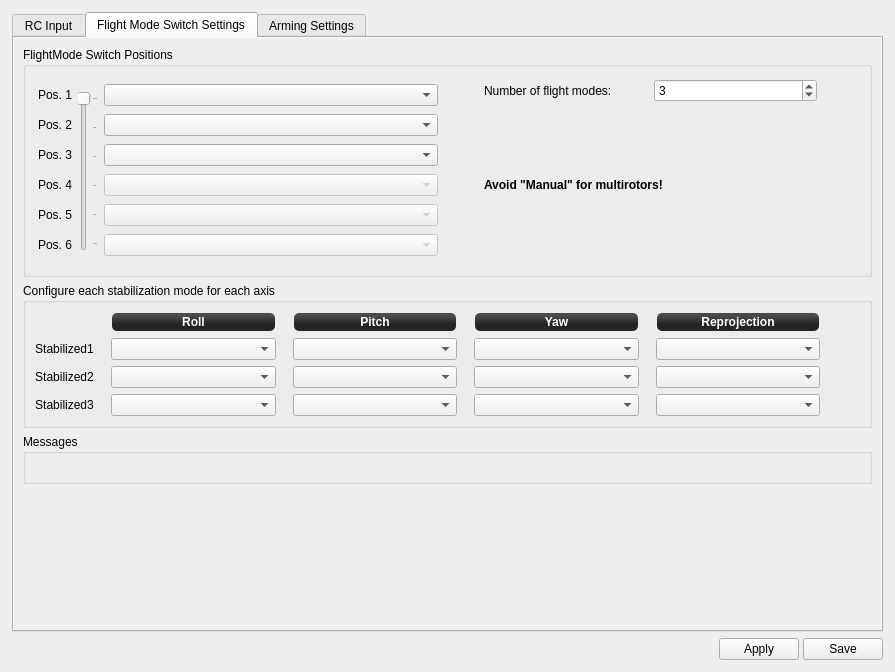
First picture: the form in ground/gcs/src/plugins/config/input.ui, repository d-ronin/dRonin, before the edit.
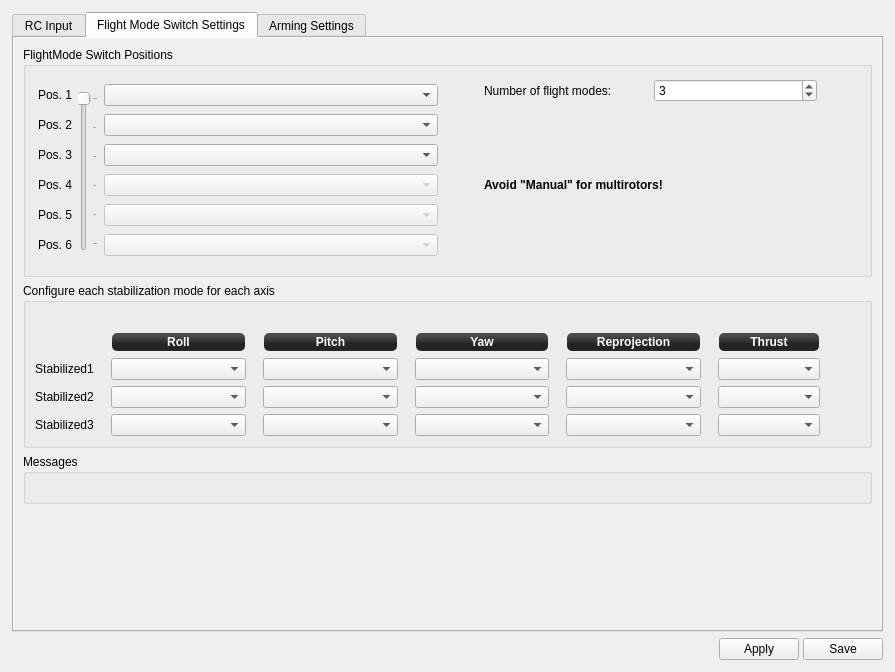
Second picture: the form after the edit. The open tabs and pages were chosen to show the change. Icons and pictures are not drawn.

Commit message: gcs: input: add stab bank thrust mode option

```diff
--- a/ground/gcs/src/plugins/config/input.ui
+++ b/ground/gcs/src/plugins/config/input.ui
@@ -929,14 +929,62 @@
              <property name="title">
               <string>Configure each stabilization mode for each axis</string>
              </property>
-             <layout class="QGridLayout" name="gridLayout_2" columnstretch="0,0,1,0,1,0,1,0,1,0">
+             <layout class="QGridLayout" name="gridLayout_2" columnstretch="0,0,1,0,1,0,1,0,1,0,0,0">
               <property name="leftMargin">
                <number>9</number>
               </property>
               <property name="horizontalSpacing">
                <number>12</number>
               </property>
-              <item row="2" column="8">
+              <item row="3" column="9">
+               <spacer name="horizontalSpacer_25">
+                <property name="orientation">
+                 <enum>Qt::Horizontal</enum>
+                </property>
+                <property name="sizeHint" stdset="0">
+                 <size>
+                  <width>5</width>
+                  <height>20</height>
+                 </size>
+                </property>
+               </spacer>
+              </item>
+              <item row="1" column="10">
+               <widget class="QLabel" name="label_12">
+                <property name="sizePolicy">
+                 <sizepolicy hsizetype="Preferred" vsizetype="Preferred">
+                  <horstretch>0</horstretch>
+                  <verstretch>0</verstretch>
+                 </sizepolicy>
+                </property>
+                <property name="minimumSize">
+                 <size>
+                  <width>0</width>
+                  <height>20</height>
+                 </size>
+                </property>
+                <property name="maximumSize">
+                 <size>
+                  <width>16777215</width>
+                  <height>20</height>
+                 </size>
+                </property>
+                <property name="styleSheet">
+                 <string notr="true">background-color: qlineargradient(spread:reflect, x1:0.507, y1:0, x2:0.507, y2:0.772, stop:0.208955 rgba(74, 74, 74, 255), stop:0.78607 rgba(36, 36, 36, 255));
+color: rgb(255, 255, 255);
+border-radius: 5;
+font: bold 12px;
+margin:1px;</string>
+                </property>
+                <property name="text">
+                 <string>Thrust</string>
+                </property>
+                <property name="alignment">
+                 <set>Qt::AlignCenter</set>
+                </property>
+               </widget>
+              </item>
+              <item row="3" column="8">
                <widget class="QComboBox" name="fmsSsPos2Rep">
                 <property name="sizePolicy">
                  <sizepolicy hsizetype="Preferred" vsizetype="Fixed">
@@ -961,7 +1009,7 @@
                 </property>
                </widget>
               </item>
-              <item row="2" column="1">
+              <item row="3" column="1">
                <spacer name="horizontalSpacer_11">
                 <property name="orientation">
                  <enum>Qt::Horizontal</enum>
@@ -977,7 +1025,7 @@
                 </property>
                </spacer>
               </item>
-              <item row="3" column="2">
+              <item row="4" column="2">
                <widget class="QComboBox" name="fmsSsPos3Roll">
                 <property name="focusPolicy">
                  <enum>Qt::StrongFocus</enum>
@@ -991,7 +1039,7 @@
                 </property>
                </widget>
               </item>
-              <item row="0" column="6">
+              <item row="1" column="6">
                <widget class="QLabel" name="label_10">
                 <property name="minimumSize">
                  <size>
@@ -1020,7 +1068,7 @@
                 </property>
                </widget>
               </item>
-              <item row="2" column="3">
+              <item row="3" column="3">
                <spacer name="horizontalSpacer_12">
                 <property name="orientation">
                  <enum>Qt::Horizontal</enum>
@@ -1033,7 +1081,7 @@
                 </property>
                </spacer>
               </item>
-              <item row="1" column="0">
+              <item row="2" column="0">
                <widget class="QLabel" name="label_14">
                 <property name="text">
                  <string>Stabilized1</string>
@@ -1043,7 +1091,7 @@
                 </property>
                </widget>
               </item>
-              <item row="2" column="5">
+              <item row="3" column="5">
                <spacer name="horizontalSpacer_13">
                 <property name="orientation">
                  <enum>Qt::Horizontal</enum>
@@ -1056,7 +1104,7 @@
                 </property>
                </spacer>
               </item>
-              <item row="3" column="6">
+              <item row="4" column="6">
                <widget class="QComboBox" name="fmsSsPos3Yaw">
                 <property name="focusPolicy">
                  <enum>Qt::StrongFocus</enum>
@@ -1070,7 +1118,7 @@
                 </property>
                </widget>
               </item>
-              <item row="2" column="0">
+              <item row="3" column="0">
                <widget class="QLabel" name="label_21">
                 <property name="text">
                  <string>Stabilized2</string>
@@ -1080,7 +1128,7 @@
                 </property>
                </widget>
               </item>
-              <item row="3" column="4">
+              <item row="4" column="4">
                <widget class="QComboBox" name="fmsSsPos3Pitch">
                 <property name="focusPolicy">
                  <enum>Qt::StrongFocus</enum>
@@ -1094,7 +1142,7 @@
                 </property>
                </widget>
               </item>
-              <item row="2" column="6">
+              <item row="3" column="6">
                <widget class="QComboBox" name="fmsSsPos2Yaw">
                 <property name="focusPolicy">
                  <enum>Qt::StrongFocus</enum>
@@ -1108,7 +1156,7 @@
                 </property>
                </widget>
               </item>
-              <item row="0" column="4">
+              <item row="1" column="4">
                <widget class="QLabel" name="label_9">
                 <property name="minimumSize">
                  <size>
@@ -1137,7 +1185,7 @@
                 </property>
                </widget>
               </item>
-              <item row="0" column="2">
+              <item row="1" column="2">
                <widget class="QLabel" name="label_8">
                 <property name="minimumSize">
                  <size>
@@ -1166,7 +1214,7 @@
                 </property>
                </widget>
               </item>
-              <item row="2" column="4">
+              <item row="3" column="4">
                <widget class="QComboBox" name="fmsSsPos2Pitch">
                 <property name="focusPolicy">
                  <enum>Qt::StrongFocus</enum>
@@ -1180,7 +1228,7 @@
                 </property>
                </widget>
               </item>
-              <item row="1" column="6">
+              <item row="2" column="6">
                <widget class="QComboBox" name="fmsSsPos1Yaw">
                 <property name="minimumSize">
                  <size>
@@ -1200,7 +1248,7 @@
                 </property>
                </widget>
               </item>
-              <item row="2" column="2">
+              <item row="3" column="2">
                <widget class="QComboBox" name="fmsSsPos2Roll">
                 <property name="focusPolicy">
                  <enum>Qt::StrongFocus</enum>
@@ -1214,7 +1262,7 @@
                 </property>
                </widget>
               </item>
-              <item row="1" column="2">
+              <item row="2" column="2">
                <widget class="QComboBox" name="fmsSsPos1Roll">
                 <property name="minimumSize">
                  <size>
@@ -1234,7 +1282,7 @@
                 </property>
                </widget>
               </item>
-              <item row="1" column="4">
+              <item row="2" column="4">
                <widget class="QComboBox" name="fmsSsPos1Pitch">
                 <property name="minimumSize">
                  <size>
@@ -1254,7 +1302,7 @@
                 </property>
                </widget>
               </item>
-              <item row="3" column="0">
+              <item row="4" column="0">
                <widget class="QLabel" name="label_22">
                 <property name="text">
                  <string>Stabilized3</string>
@@ -1264,7 +1312,7 @@
                 </property>
                </widget>
               </item>
-              <item row="2" column="7">
+              <item row="3" column="7">
                <spacer name="horizontalSpacer_14">
                 <property name="orientation">
                  <enum>Qt::Horizontal</enum>
@@ -1277,7 +1325,7 @@
                 </property>
                </spacer>
               </item>
-              <item row="0" column="8">
+              <item row="1" column="8">
                <widget class="QLabel" name="label_11">
                 <property name="sizePolicy">
                  <sizepolicy hsizetype="Preferred" vsizetype="Preferred">
@@ -1312,7 +1360,7 @@
                 </property>
                </widget>
               </item>
-              <item row="1" column="8">
+              <item row="2" column="8">
                <widget class="QComboBox" name="fmsSsPos1Rep">
                 <property name="sizePolicy">
                  <sizepolicy hsizetype="Preferred" vsizetype="Fixed">
@@ -1337,7 +1385,7 @@
                 </property>
                </widget>
               </item>
-              <item row="3" column="8">
+              <item row="4" column="8">
                <widget class="QComboBox" name="fmsSsPos3Rep">
                 <property name="minimumSize">
                  <size>
@@ -1356,7 +1404,70 @@
                 </property>
                </widget>
               </item>
-              <item row="2" column="9">
+              <item row="2" column="10">
+               <widget class="QComboBox" name="fmsSsPos1Thr">
+                <property name="sizePolicy">
+                 <sizepolicy hsizetype="Preferred" vsizetype="Fixed">
+                  <horstretch>0</horstretch>
+                  <verstretch>0</verstretch>
+                 </sizepolicy>
+                </property>
+                <property name="minimumSize">
+                 <size>
+                  <width>102</width>
+                  <height>0</height>
+                 </size>
+                </property>
+                <property name="focusPolicy">
+                 <enum>Qt::StrongFocus</enum>
+                </property>
+                <property name="objrelation" stdset="0">
+                 <stringlist notr="true">
+                  <string>objname:ManualControlSettings</string>
+                  <string>fieldname:Stabilization1Thrust</string>
+                 </stringlist>
+                </property>
+               </widget>
+              </item>
+              <item row="0" column="0">
+               <spacer name="horizontalSpacer_26">
+                <property name="orientation">
+                 <enum>Qt::Horizontal</enum>
+                </property>
+                <property name="sizeHint" stdset="0">
+                 <size>
+                  <width>5</width>
+                  <height>20</height>
+                 </size>
+                </property>
+               </spacer>
+              </item>
+              <item row="3" column="10">
+               <widget class="QComboBox" name="fmsSsPos2Thr">
+                <property name="sizePolicy">
+                 <sizepolicy hsizetype="Preferred" vsizetype="Fixed">
+                  <horstretch>0</horstretch>
+                  <verstretch>0</verstretch>
+                 </sizepolicy>
+                </property>
+                <property name="minimumSize">
+                 <size>
+                  <width>102</width>
+                  <height>0</height>
+                 </size>
+                </property>
+                <property name="focusPolicy">
+                 <enum>Qt::StrongFocus</enum>
+                </property>
+                <property name="objrelation" stdset="0">
+                 <stringlist notr="true">
+                  <string>objname:ManualControlSettings</string>
+                  <string>fieldname:Stabilization2Thrust</string>
+                 </stringlist>
+                </property>
+               </widget>
+              </item>
+              <item row="3" column="11">
                <spacer name="horizontalSpacer_15">
                 <property name="orientation">
                  <enum>Qt::Horizontal</enum>
@@ -1369,6 +1480,31 @@
                 </property>
                </spacer>
               </item>
+              <item row="4" column="10">
+               <widget class="QComboBox" name="fmsSsPos3Thr">
+                <property name="sizePolicy">
+                 <sizepolicy hsizetype="Preferred" vsizetype="Fixed">
+                  <horstretch>0</horstretch>
+                  <verstretch>0</verstretch>
+                 </sizepolicy>
+                </property>
+                <property name="minimumSize">
+                 <size>
+                  <width>102</width>
+                  <height>0</height>
+                 </size>
+                </property>
+                <property name="focusPolicy">
+                 <enum>Qt::StrongFocus</enum>
+                </property>
+                <property name="objrelation" stdset="0">
+                 <stringlist notr="true">
+                  <string>objname:ManualControlSettings</string>
+                  <string>fieldname:Stabilization3Thrust</string>
+                 </stringlist>
+                </property>
+               </widget>
+              </item>
              </layout>
             </widget>
            </item>
```
